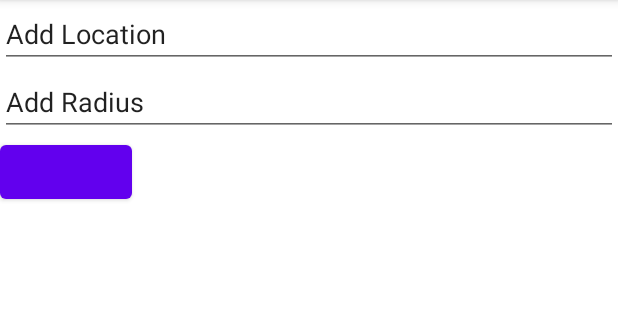
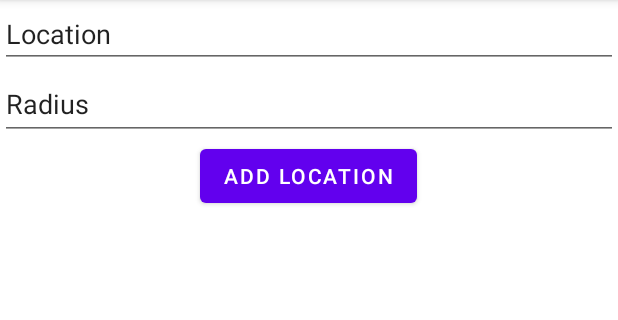
Before and after one commit to dietzl/FinalProject, an Android app: the AddLocationFragment screen opened through its navigation route, on a phone screen of 412 x 824 dp, the part 84-404 px from its top. Run offline under Robolectric (Android 15) with nearby library versions, the phone set to English and light mode, and no system bars; our stand-ins replace Room's generated code, navigation-ui; 2 statements that could not run were skipped.

Commit message:
Addded some XML "pretty" features

```diff
--- a/app/build.gradle
+++ b/app/build.gradle
@@ -9,7 +9,7 @@ android {
 
     defaultConfig {
         applicationId "com.cs492.ringmanager"
-        minSdk 30
+        minSdk 29
         targetSdk 32
         versionCode 1
         versionName "1.0"
--- a/app/src/main/java/com/cs492/ringmanager/ui/LocationsFragment.kt
+++ b/app/src/main/java/com/cs492/ringmanager/ui/LocationsFragment.kt
@@ -18,8 +18,6 @@ class LocationsFragment : Fragment(R.layout.locations_fragment) {
 
     override fun onViewCreated(view: View, savedInstanceState: Bundle?) {
         super.onViewCreated(view, savedInstanceState)
-
-        val searchBtn: Button = view.findViewById(R.id.button_add_location)
 
         locationAdapter = LocationAdapter(::onLocationItemClick)
         locationListRV = view.findViewById(R.id.rv_location_list)
--- a/app/src/main/res/layout/add_locations_fragment.xml
+++ b/app/src/main/res/layout/add_locations_fragment.xml
@@ -8,19 +8,23 @@
         android:id="@+id/et_location_text"
         android:layout_width="match_parent"
         android:layout_height="wrap_content"
-        android:text="@string/add_location_text"/>
+        android:hint="@string/location_hint"
+        android:text="@string/add_location_text" />
 
     <com.google.android.material.textfield.TextInputEditText
         android:id="@+id/et_radius_text"
         android:layout_width="match_parent"
         android:layout_height="wrap_content"
+        android:hint="@string/radius_hint"
+        android:minHeight="48dp"
         android:text="@string/add_radius_text" />
 
     <Button
         android:id="@+id/search_button"
         android:layout_width="wrap_content"
         android:layout_height="wrap_content"
-         />
+        android:layout_gravity="center"
+        android:text="@string/button_add_location_text"/>
 
 
 </LinearLayout>
--- a/app/src/main/res/layout/locations_fragment.xml
+++ b/app/src/main/res/layout/locations_fragment.xml
@@ -17,9 +17,11 @@
         android:id="@+id/fab"
         android:layout_width="wrap_content"
         android:layout_height="wrap_content"
-        android:layout_gravity="end|bottom"
+        android:layout_gravity="bottom|end"
+        android:layout_margin="16dp"
+        android:backgroundTint="@color/purple_500"
         android:src="@drawable/ic_add_foreground"
-        android:layout_margin="16dp" />
+        app:fabSize="mini" />
 
     <androidx.recyclerview.widget.RecyclerView
         android:id="@+id/rv_location_list"
--- a/app/src/main/res/values/strings.xml
+++ b/app/src/main/res/values/strings.xml
@@ -2,8 +2,8 @@
     <string name="app_name">Ring Manager</string>
 
     <string name="et_input_radius_default">75</string>
-    <string name="add_location_text">Add Location</string>
-    <string name="add_radius_text">Add Radius</string>
+    <string name="add_location_text">Location</string>
+    <string name="add_radius_text">Radius</string>
     <string name="search_button">Search</string>
     <string name="button_add_location_text">Add Location</string>
 
@@ -12,5 +12,9 @@
     <string name="pref_check_movieglu_summaryoff" translatable="false">Check Movieglu Off</string>
     <string name="pref_check_movieglu_summaryon" translatable="false">Check Movieglu On</string>
 
+    <string name="location_hint">Enter location, It cannot be empty</string>
+    <string name="radius_hint">Enter radius, minimum radius must be 50 meters</string>
+
+    <string name="invalid_user_value">Error radius must be greater than 50</string>
 
 </resources>
```
Also changed, not shown: app/src/main/java/com/cs492/ringmanager/ui/AddLocationFragment.kt (+13 -3 lines).
